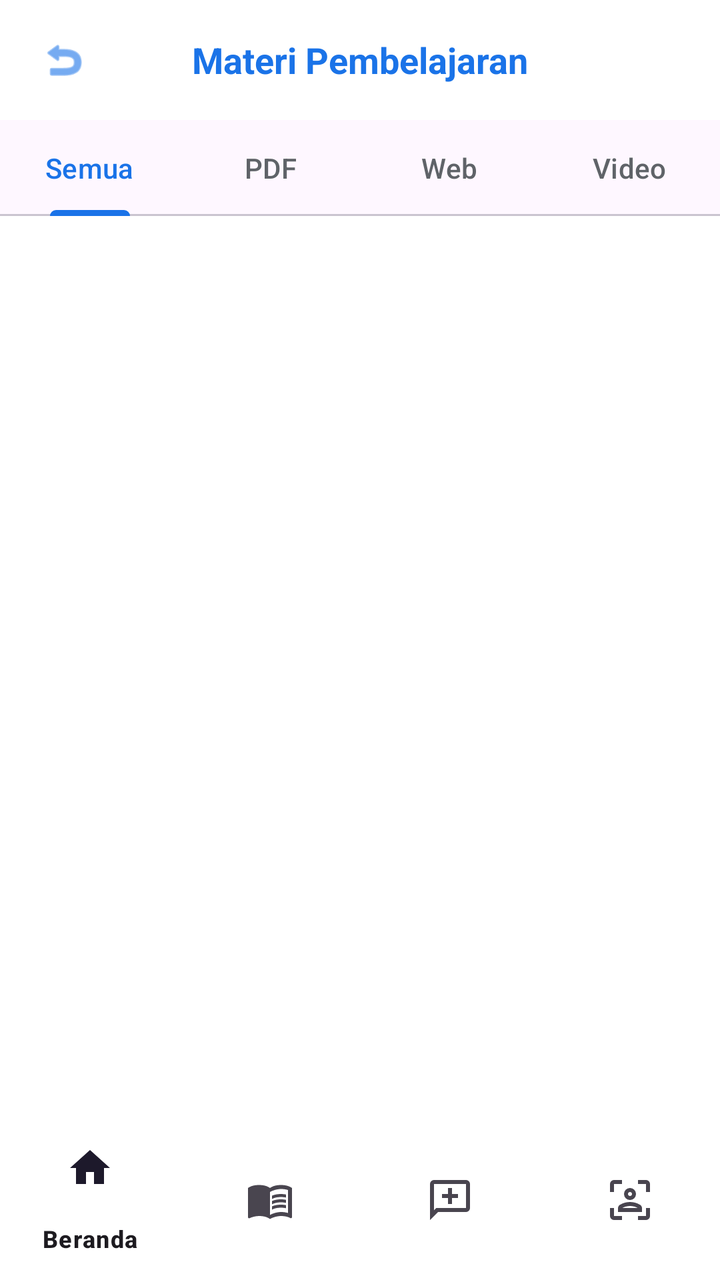
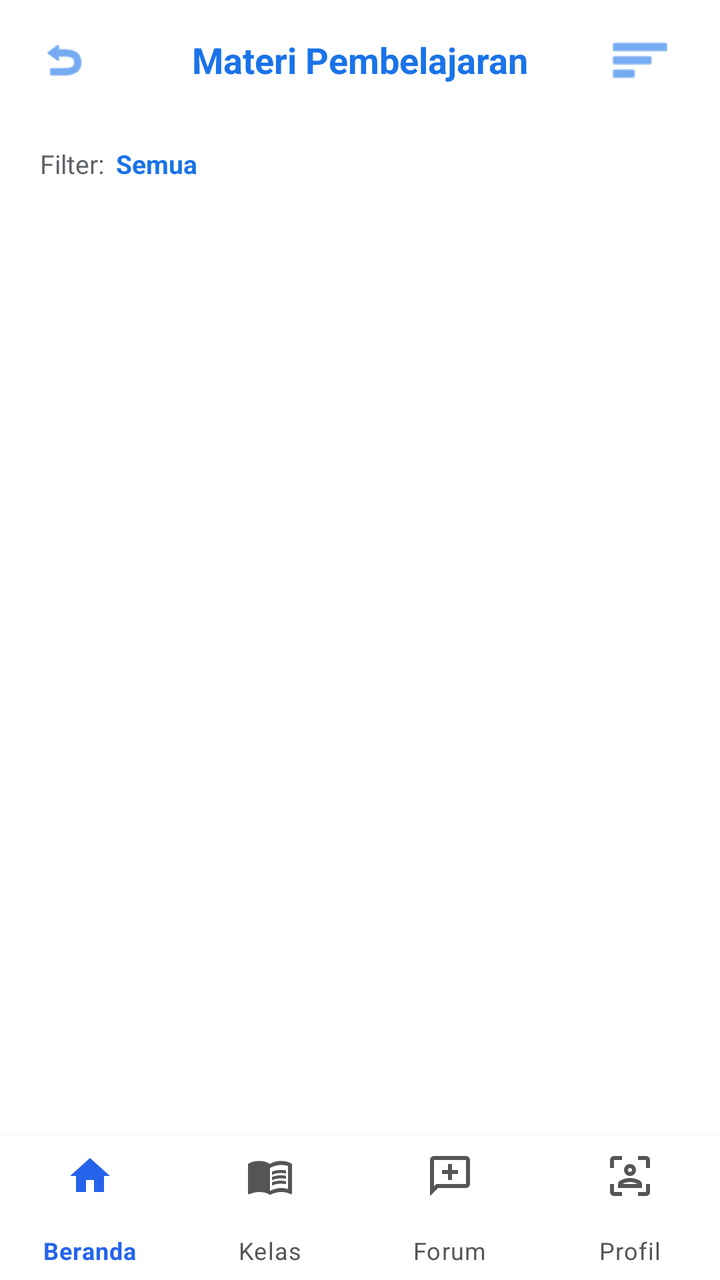

An Android layout rendered at two revisions. The XML below is the earlier revision; the diff shows what the commit changed to produce the second picture.
<!-- AndroidManifest.xml: application theme Theme.JawaAkademik -->
<!-- res/layout/activity_materi.xml -->
<?xml version="1.0" encoding="utf-8"?>
<LinearLayout xmlns:android="http://schemas.android.com/apk/res/android"
    xmlns:app="http://schemas.android.com/apk/res-auto"
    android:layout_width="match_parent"
    android:layout_height="match_parent"
    android:orientation="vertical"
    android:background="@android:color/white">

    <RelativeLayout
        android:layout_width="match_parent"
        android:layout_height="60dp"
        android:paddingHorizontal="20dp">
        <ImageView
            android:id="@+id/btnBackMateri"
            android:layout_width="24dp"
            android:layout_height="24dp"
            android:layout_centerVertical="true"
            android:src="@android:drawable/ic_menu_revert"
            app:tint="#1a73e8"/>
        <TextView
            android:layout_width="wrap_content"
            android:layout_height="wrap_content"
            android:layout_centerInParent="true"
            android:text="Materi Pembelajaran"
            android:textColor="#1a73e8"
            android:textSize="18sp"
            android:textStyle="bold" />
    </RelativeLayout>

    <com.google.android.material.tabs.TabLayout
        android:id="@+id/tabLayoutMateri"
        android:layout_width="match_parent"
        android:layout_height="wrap_content"
        app:tabIndicatorColor="#1a73e8"
        app:tabSelectedTextColor="#1a73e8"
        app:tabTextColor="#5F6368"
        app:tabMode="fixed">
        <com.google.android.material.tabs.TabItem android:text="Semua" />
        <com.google.android.material.tabs.TabItem android:text="PDF" />
        <com.google.android.material.tabs.TabItem android:text="Web" />
        <com.google.android.material.tabs.TabItem android:text="Video" />
    </com.google.android.material.tabs.TabLayout>

    <androidx.recyclerview.widget.RecyclerView
        android:id="@+id/rvMateri"
        android:layout_width="match_parent"
        android:layout_height="0dp"
        android:layout_weight="1"
        android:paddingTop="8dp"/>

    <com.google.android.material.bottomnavigation.BottomNavigationView
        android:id="@+id/bottomNavigation"
        android:layout_width="match_parent"
        android:layout_height="wrap_content"
        android:background="@android:color/white"
        app:menu="@menu/bottom_nav_menu" />

</LinearLayout>
<!-- resources referenced by this layout -->
<resources>
  <style name="Theme.JawaAkademik" parent="Base.Theme.JawaAkademik" />
  <style name="Base.Theme.JawaAkademik" parent="Theme.Material3.DayNight.NoActionBar">
          
          
      </style>
</resources>

<!-- the commit's change to res/layout/activity_materi.xml (unified diff, before → after) -->
@@ -10,6 +10,7 @@
         android:layout_width="match_parent"
         android:layout_height="60dp"
         android:paddingHorizontal="20dp">
+
         <ImageView
             android:id="@+id/btnBackMateri"
             android:layout_width="24dp"
@@ -17,7 +18,9 @@
             android:layout_centerVertical="true"
             android:src="@android:drawable/ic_menu_revert"
             app:tint="#1a73e8"/>
+
         <TextView
+            android:id="@+id/tvMateriTitle"
             android:layout_width="wrap_content"
             android:layout_height="wrap_content"
             android:layout_centerInParent="true"
@@ -25,34 +28,58 @@
             android:textColor="#1a73e8"
             android:textSize="18sp"
             android:textStyle="bold" />
+
+        <ImageButton
+            android:id="@+id/btnFilterMateri"
+            android:layout_width="40dp"
+            android:layout_height="40dp"
+            android:layout_alignParentEnd="true"
+            android:layout_centerVertical="true"
+            android:background="?attr/selectableItemBackgroundBorderless"
+            android:contentDescription="Filter materi"
+            android:src="@android:drawable/ic_menu_sort_by_size"
+            app:tint="#1a73e8" />
     </RelativeLayout>
 
-    <com.google.android.material.tabs.TabLayout
-        android:id="@+id/tabLayoutMateri"
+    <LinearLayout
         android:layout_width="match_parent"
-        android:layout_height="wrap_content"
-        app:tabIndicatorColor="#1a73e8"
-        app:tabSelectedTextColor="#1a73e8"
-        app:tabTextColor="#5F6368"
-        app:tabMode="fixed">
-        <com.google.android.material.tabs.TabItem android:text="Semua" />
-        <com.google.android.material.tabs.TabItem android:text="PDF" />
-        <com.google.android.material.tabs.TabItem android:text="Web" />
-        <com.google.android.material.tabs.TabItem android:text="Video" />
-    </com.google.android.material.tabs.TabLayout>
+        android:layout_height="44dp"
+        android:gravity="center_vertical"
+        android:paddingHorizontal="20dp"
+        android:background="@android:color/white">
+
+        <TextView
+            android:layout_width="wrap_content"
+            android:layout_height="wrap_content"
+            android:text="Filter:"
+            android:textColor="#5F6368"
+            android:textSize="13sp" />
+
+        <TextView
+            android:id="@+id/tvFilterLabel"
+            android:layout_width="wrap_content"
+            android:layout_height="wrap_content"
+            android:layout_marginStart="6dp"
+            android:text="Semua"
+            android:textColor="#1a73e8"
+            android:textSize="13sp"
+            android:textStyle="bold" />
+    </LinearLayout>
 
     <androidx.recyclerview.widget.RecyclerView
         android:id="@+id/rvMateri"
         android:layout_width="match_parent"
         android:layout_height="0dp"
         android:layout_weight="1"
-        android:paddingTop="8dp"/>
+        android:clipToPadding="false"
+        android:paddingTop="8dp"
+        android:paddingBottom="16dp" />
 
     <com.google.android.material.bottomnavigation.BottomNavigationView
         android:id="@+id/bottomNavigation"
+        style="@style/Widget_JawaAkademik_BottomNavigation"
         android:layout_width="match_parent"
-        android:layout_height="wrap_content"
-        android:background="@android:color/white"
+        android:layout_height="72dp"
         app:menu="@menu/bottom_nav_menu" />
 
 </LinearLayout>
<!-- resource entries referenced after the edit -->
@@ -1,9 +1,21 @@
 <!-- resources referenced by this layout -->
 <resources>
-  <style name="Theme.JawaAkademik" parent="Base.Theme.JawaAkademik" />
-  <style name="Base.Theme.JawaAkademik" parent="Theme.Material3.DayNight.NoActionBar">
-          
-          
+  <style name="Widget_JawaAkademik_BottomNavigation" parent="Widget.MaterialComponents.BottomNavigationView">
+          <item name="android:background">@color/white</item>
+          <item name="android:minHeight">72dp</item>
+          <item name="backgroundTint">@color/white</item>
+          <item name="itemHorizontalTranslationEnabled">false</item>
+          <item name="itemIconTint">@color/bottom_nav_item_color</item>
+          <item name="itemTextColor">@color/bottom_nav_item_color</item>
+          <item name="labelVisibilityMode">labeled</item>
       </style>
+  <style name="Theme.JawaAkademik" parent="Theme.MaterialComponents.DayNight.NoActionBar">
+          <item name="colorPrimary">@color/blue_primary</item>
+          <item name="android:statusBarColor">?attr/colorSurface</item>
+          <item name="android:navigationBarColor">?attr/colorSurface</item>
+          <item name="android:windowLightStatusBar">true</item>
+      </style>
+  <color name="white">#FFFFFF</color>
+  <color name="blue_primary">#2563EB</color>
 </resources>
 
